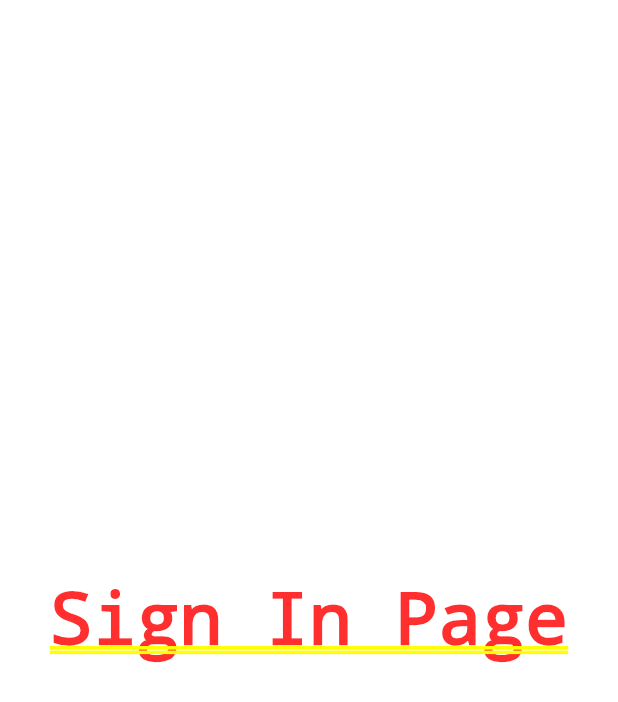
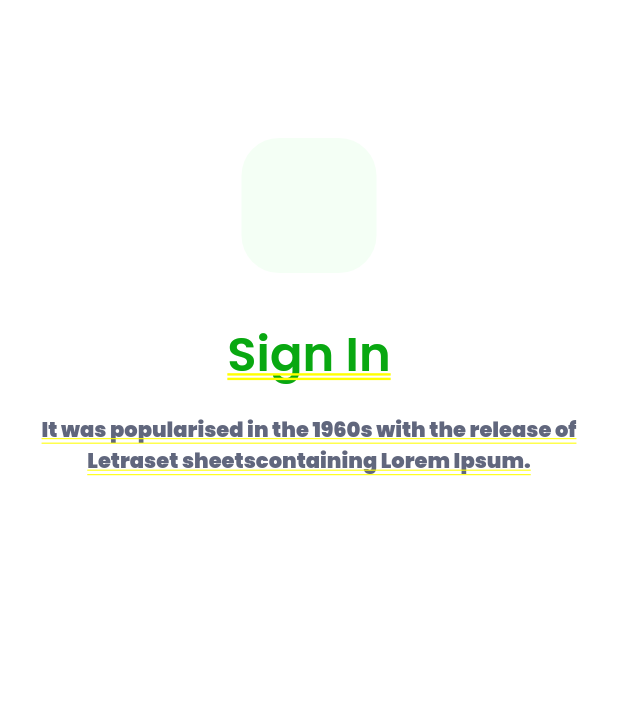
Before and after one commit to TegarMaulanaFirmansyah/mobile-smartbin, a Flutter app: the screen it shows after launch, on a phone screen of 412 x 824 dp. Shown: the top 702 px of the screen. Run offline on Flutter 3.47's test engine with Material 3 defaults, Android fonts, the phone set to English and light mode, and no system bars; our stand-ins replace get, google_fonts.

Commit message:
feat: add sign in page and theme

```diff
--- a/lib/pages/auth/sign-in.dart
+++ b/lib/pages/auth/sign-in.dart
@@ -1,4 +1,5 @@
 import 'package:flutter/material.dart';
+import 'package:smartbin/shared/theme.dart';
 
 class SignInPage extends StatelessWidget {
   const SignInPage({super.key});
@@ -6,12 +7,37 @@ class SignInPage extends StatelessWidget {
   @override
   Widget build(BuildContext context) {
     return Container(
-      color: Colors.white,
-      child: Center(
-        child: Text(
-          'Sign In Page',
-        ),
-      ),
-    );
+        width: double.infinity,
+        height: double.infinity,
+        color: Colors.white,
+        padding: EdgeInsets.symmetric(horizontal: 24, vertical: 92),
+        child: Column(
+          children: [
+            Container(
+              width: 90,
+              height: 90,
+              decoration: BoxDecoration(
+                  borderRadius: BorderRadius.circular(25),
+                  color: greenTransparentColor),
+            ),
+            SizedBox(height: 30),
+            Container(
+              child: Column(
+                children: [
+                  Text(
+                    'Sign In',
+                    style: greenTs.copyWith(fontWeight: semiBold, fontSize: 32),
+                  ),
+                  SizedBox(height: 16),
+                  Text(
+                    textAlign: TextAlign.center,
+                    'It was popularised in the 1960s with the release of Letraset sheetscontaining Lorem Ipsum.',
+                    style: greyTs.copyWith(fontSize: 14),
+                  ),
+                ],
+              ),
+            )
+          ],
+        ));
   }
 }
--- a/lib/shared/theme.dart
+++ b/lib/shared/theme.dart
@@ -0,0 +1,20 @@
+import 'package:flutter/material.dart';
+import 'package:google_fonts/google_fonts.dart';
+
+Color blackColor = const Color(0xff262626);
+Color whiteColor = const Color(0xffffffff);
+Color greenTransparentColor = const Color(0xffF4FFF5);
+Color greenColor = const Color(0xff09A811);
+Color greyColor = const Color(0xff61677D);
+
+TextStyle blackTs = GoogleFonts.poppins(color: blackColor);
+TextStyle whiteTs = GoogleFonts.poppins(color: whiteColor);
+TextStyle greenTs = GoogleFonts.poppins(color: greenColor);
+TextStyle greenTransparentTs =
+    GoogleFonts.poppins(color: greenTransparentColor);
+TextStyle greyTs = GoogleFonts.poppins(color: greyColor);
+
+FontWeight medium = FontWeight.w500;
+FontWeight semiBold = FontWeight.w600;
+FontWeight bold = FontWeight.w700;
+FontWeight boldMax = FontWeight.w900;
--- a/pubspec.yaml
+++ b/pubspec.yaml
@@ -36,6 +36,7 @@ dependencies:
   # Use with the CupertinoIcons class for iOS style icons.
   cupertino_icons: ^1.0.8
   get: ^4.6.6
+  google_fonts: ^6.2.1
 
 dev_dependencies:
   flutter_test:
```
Also changed, not shown: pubspec.lock, 1 other file.
